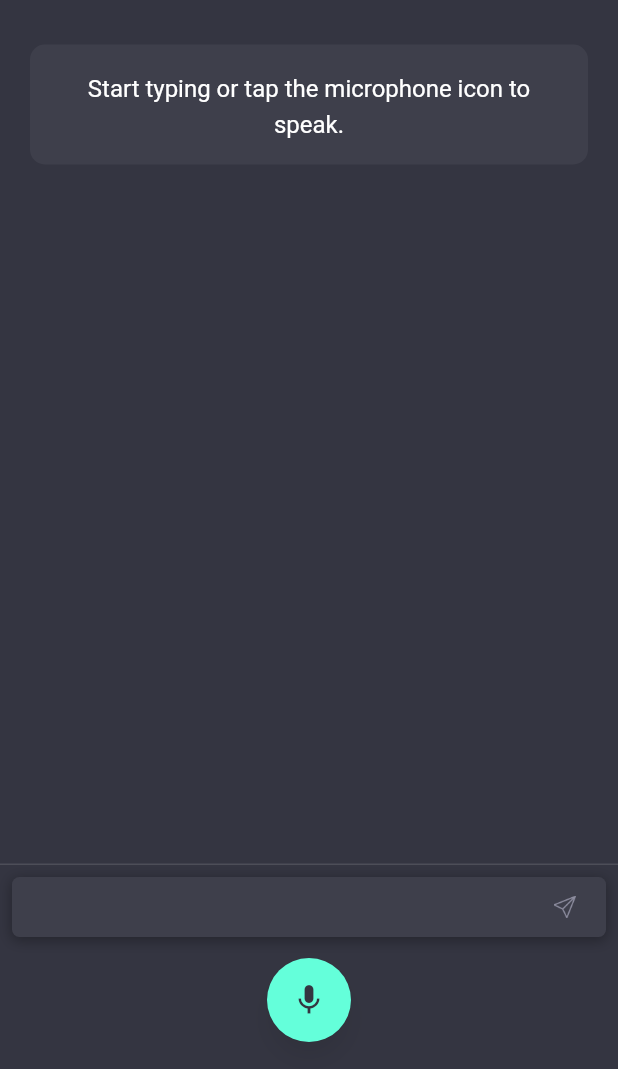
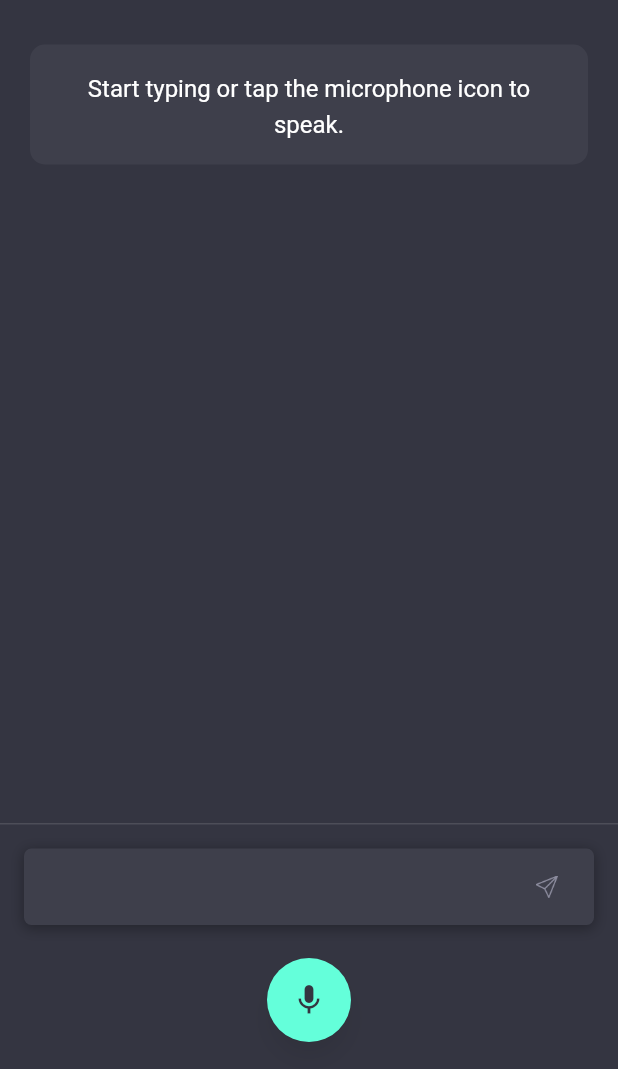
Before and after one commit to nnpanh/advanced-mobile-chat-gpt-flutter, a Flutter app: the screen it shows after launch, on a phone screen of 412 x 824 dp, the part 167-1236 px from its top. Run offline on Flutter 3.47's test engine with Material 2 defaults, Android fonts, the phone set to English and light mode, and no system bars; our stand-ins replace flutter_chat_types, flutter_chat_ui, get, google_fonts, speech_to_text; generated files the repository leaves out were written again.

Commit message:
minor fix ui

```diff
--- a/lib/views/home_view/components/home_view_body.dart
+++ b/lib/views/home_view/components/home_view_body.dart
@@ -159,9 +159,9 @@ class _HomeViewBodyState extends State<HomeViewBody> {
           thickness: 1,
         ),
         Padding(
-          padding: const EdgeInsets.all(8.0),
+          padding: const EdgeInsets.all(16.0),
           child: Container(
-            height: 40,
+            // height: 40,
             decoration: BoxDecoration(
               boxShadow: [
                 BoxShadow(
@@ -175,7 +175,7 @@ class _HomeViewBodyState extends State<HomeViewBody> {
               borderRadius: BorderRadius.circular(5.0),
             ),
             padding:
-                const EdgeInsets.symmetric(horizontal: 20.0, vertical: 5.0),
+                const EdgeInsets.symmetric(horizontal: 24.0, vertical: 16.0),
             child: Row(
               children: <Widget>[
                 Expanded(
@@ -187,12 +187,15 @@ class _HomeViewBodyState extends State<HomeViewBody> {
                       },
                       controller: inputController,
                       cursorColor: Colors.white,
+                      keyboardType: TextInputType.multiline,
+                      maxLines: null,
+                      maxLength: 100,
                       cursorRadius: const Radius.circular(5),
-                      maxLines: 3,
                       decoration: const InputDecoration(
                         border: InputBorder.none,
                         contentPadding: EdgeInsets.zero,
                         isDense: true,
+                        counterText: ""
                       ),
                     ),
                   ),
```
